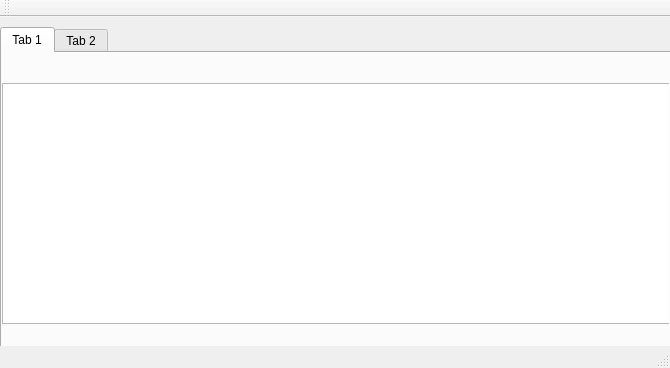
Qt form TimeSchedule/mainwindow.ui (HuangDanGeeker/MyTimeSchedule) before a commit.
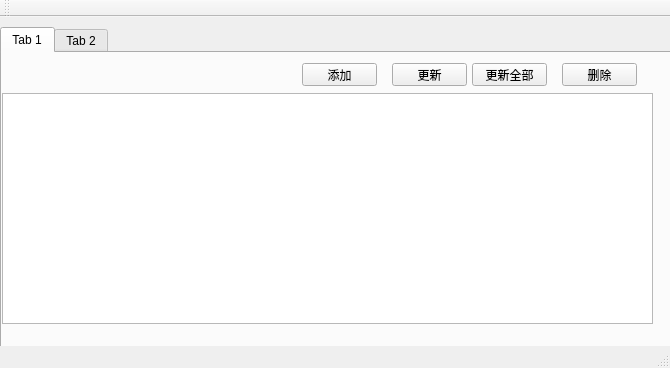
The same form after that commit.

Commit message: 正在实现对tableview项目的添加删除更新操作

```diff
--- a/TimeSchedule/mainwindow.ui
+++ b/TimeSchedule/mainwindow.ui
@@ -31,12 +31,64 @@
       <property name="geometry">
        <rect>
         <x>0</x>
-        <y>30</y>
-        <width>671</width>
-        <height>241</height>
+        <y>40</y>
+        <width>651</width>
+        <height>231</height>
        </rect>
       </property>
      </widget>
+     <widget class="QPushButton" name="addMissionBtn">
+      <property name="geometry">
+       <rect>
+        <x>300</x>
+        <y>10</y>
+        <width>75</width>
+        <height>23</height>
+       </rect>
+      </property>
+      <property name="text">
+       <string>添加</string>
+      </property>
+     </widget>
+     <widget class="QPushButton" name="deleteMissionBtn">
+      <property name="geometry">
+       <rect>
+        <x>560</x>
+        <y>10</y>
+        <width>75</width>
+        <height>23</height>
+       </rect>
+      </property>
+      <property name="text">
+       <string>删除</string>
+      </property>
+     </widget>
+     <widget class="QPushButton" name="updateMissionBtn">
+      <property name="geometry">
+       <rect>
+        <x>390</x>
+        <y>10</y>
+        <width>75</width>
+        <height>23</height>
+       </rect>
+      </property>
+      <property name="text">
+       <string>更新</string>
+      </property>
+     </widget>
+     <widget class="QPushButton" name="updateAllBtn">
+      <property name="geometry">
+       <rect>
+        <x>470</x>
+        <y>10</y>
+        <width>75</width>
+        <height>23</height>
+       </rect>
+      </property>
+      <property name="text">
+       <string>更新全部</string>
+      </property>
+     </widget>
     </widget>
     <widget class="QWidget" name="tab_2">
      <attribute name="title">
```
Left out of the diff: 3 changed lines with no effect on the pictures. The commit also changes 126 other files.
